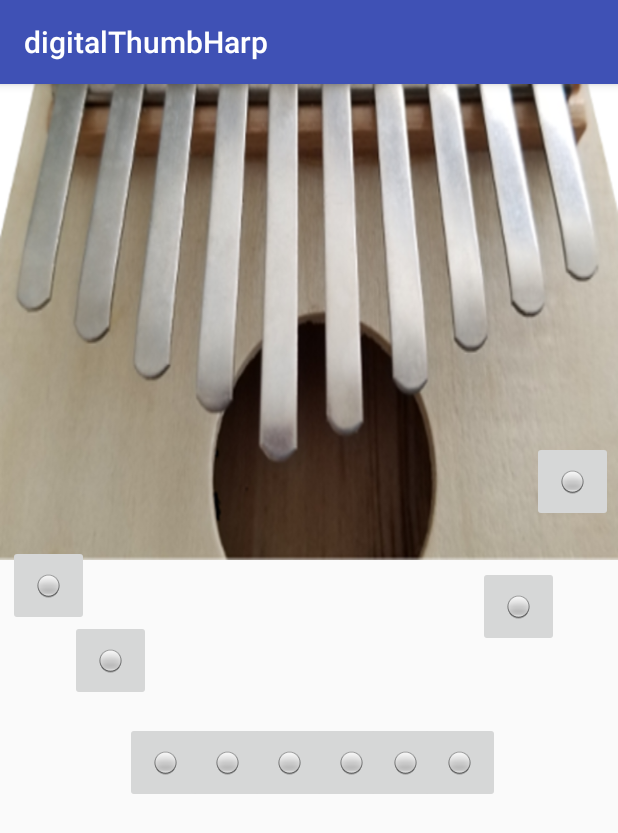
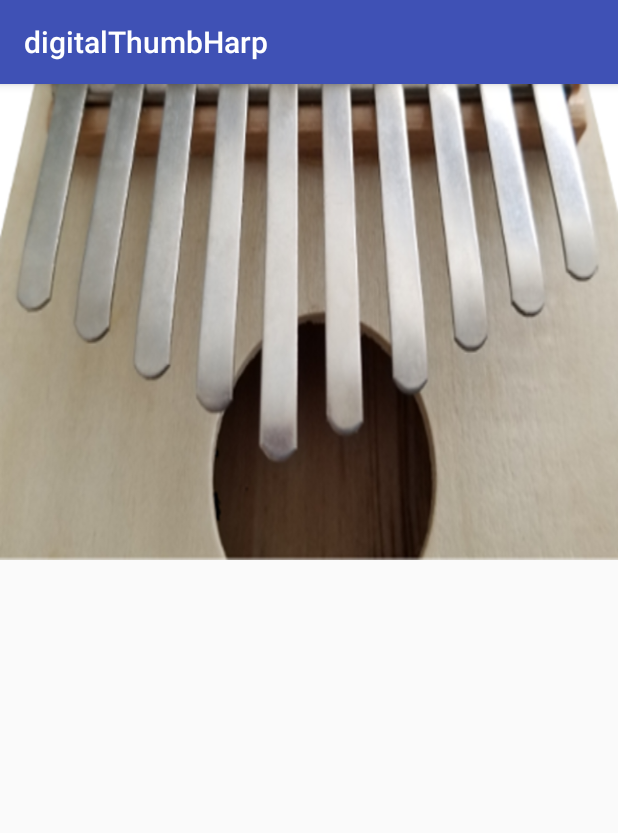
Before and after one commit to pamnesham/thumb_harp, an Android app: the screen it shows after launch (MainActivity), on a phone screen of 412 x 824 dp. Shown: the top 833 px of the screen. Run offline under Robolectric (Android 15) with nearby library versions, the light colour scheme and no system bars.

Commit message:
invisible buttons aligned

```diff
--- a/digitalThumbHarp/app/src/main/res/layout/activity_main.xml
+++ b/digitalThumbHarp/app/src/main/res/layout/activity_main.xml
@@ -27,80 +27,86 @@
         android:id="@+id/k1"
         android:layout_width="54dp"
         android:layout_height="54dp"
+        android:visibility="invisible"
         app:layout_constraintBottom_toBottomOf="parent"
-        app:layout_constraintDimensionRatio="H,W"
         app:layout_constraintHorizontal_bias="0.014"
         app:layout_constraintLeft_toLeftOf="parent"
         app:layout_constraintRight_toRightOf="parent"
         app:layout_constraintTop_toTopOf="parent"
-        app:layout_constraintVertical_bias="0.43"
+        app:layout_constraintVertical_bias="0.395"
         app:srcCompat="@android:drawable/radiobutton_off_background" />
+
 
     <ImageButton
         android:id="@+id/k2"
         android:layout_width="54dp"
         android:layout_height="54dp"
+        android:visibility="invisible"
         app:layout_constraintBottom_toBottomOf="parent"
-        app:layout_constraintHorizontal_bias="0.131"
+        app:layout_constraintHorizontal_bias="0.118"
         app:layout_constraintLeft_toLeftOf="parent"
         app:layout_constraintRight_toRightOf="parent"
         app:layout_constraintTop_toTopOf="parent"
-        app:srcCompat="@android:drawable/radiobutton_off_background"
-        tools:layout_editor_absoluteX="126dp"
-        tools:layout_editor_absoluteY="148dp" />
+        app:layout_constraintVertical_bias="0.473"
+        app:srcCompat="@android:drawable/radiobutton_off_background" />
 
     <ImageButton
         android:id="@+id/k3"
         android:layout_width="54dp"
         android:layout_height="54dp"
+        android:visibility="invisible"
         app:layout_constraintBottom_toBottomOf="parent"
-        app:layout_constraintHorizontal_bias="0.232"
+        app:layout_constraintHorizontal_bias="0.223"
         app:layout_constraintLeft_toLeftOf="parent"
         app:layout_constraintRight_toRightOf="parent"
         app:layout_constraintTop_toTopOf="parent"
-        app:layout_constraintVertical_bias="0.596"
+        app:layout_constraintVertical_bias="0.583"
         app:srcCompat="@android:drawable/radiobutton_off_background" />
 
     <ImageButton
         android:id="@+id/k4"
         android:layout_width="54dp"
         android:layout_height="54dp"
+        android:visibility="invisible"
         app:layout_constraintBottom_toBottomOf="parent"
-        app:layout_constraintHorizontal_bias="0.348"
+        app:layout_constraintHorizontal_bias="0.333"
         app:layout_constraintLeft_toLeftOf="parent"
         app:layout_constraintRight_toRightOf="parent"
         app:layout_constraintTop_toTopOf="parent"
-        app:layout_constraintVertical_bias="0.596"
+        app:layout_constraintVertical_bias="0.655"
         app:srcCompat="@android:drawable/radiobutton_off_background" />
 
     <ImageButton
         android:id="@+id/k5"
         android:layout_width="54dp"
         android:layout_height="54dp"
+        android:visibility="invisible"
         app:layout_constraintBottom_toBottomOf="parent"
-        app:layout_constraintHorizontal_bias="0.464"
+        app:layout_constraintHorizontal_bias="0.446"
         app:layout_constraintLeft_toLeftOf="parent"
         app:layout_constraintRight_toRightOf="parent"
         app:layout_constraintTop_toTopOf="parent"
-        app:layout_constraintVertical_bias="0.596"
+        app:layout_constraintVertical_bias="0.77"
         app:srcCompat="@android:drawable/radiobutton_off_background" />
 
     <ImageButton
         android:id="@+id/k6"
         android:layout_width="54dp"
         android:layout_height="54dp"
+        android:visibility="invisible"
         app:layout_constraintBottom_toBottomOf="parent"
-        app:layout_constraintHorizontal_bias="0.58"
+        app:layout_constraintHorizontal_bias="0.565"
         app:layout_constraintLeft_toLeftOf="parent"
         app:layout_constraintRight_toRightOf="parent"
         app:layout_constraintTop_toTopOf="parent"
-        app:layout_constraintVertical_bias="0.596"
+        app:layout_constraintVertical_bias="0.707"
         app:srcCompat="@android:drawable/radiobutton_off_background" />
 
     <ImageButton
         android:id="@+id/k7"
         android:layout_width="54dp"
         android:layout_height="54dp"
+        android:visibility="invisible"
         app:layout_constraintBottom_toBottomOf="parent"
         app:layout_constraintHorizontal_bias="0.68"
         app:layout_constraintLeft_toLeftOf="parent"
@@ -113,12 +119,13 @@
         android:id="@+id/k8"
         android:layout_width="54dp"
         android:layout_height="54dp"
+        android:visibility="invisible"
         app:layout_constraintBottom_toBottomOf="parent"
-        app:layout_constraintHorizontal_bias="0.78"
+        app:layout_constraintHorizontal_bias="0.79"
         app:layout_constraintLeft_toLeftOf="parent"
         app:layout_constraintRight_toRightOf="parent"
         app:layout_constraintTop_toTopOf="parent"
-        app:layout_constraintVertical_bias="0.596"
+        app:layout_constraintVertical_bias="0.51"
         app:srcCompat="@android:drawable/radiobutton_off_background" />
 
 
@@ -126,18 +133,20 @@
         android:id="@+id/k9"
         android:layout_width="54dp"
         android:layout_height="54dp"
+        android:visibility="invisible"
         app:layout_constraintBottom_toBottomOf="parent"
         app:layout_constraintHorizontal_bias="0.89"
         app:layout_constraintLeft_toLeftOf="parent"
         app:layout_constraintRight_toRightOf="parent"
         app:layout_constraintTop_toTopOf="parent"
-        app:layout_constraintVertical_bias="0.45"
+        app:layout_constraintVertical_bias="0.42"
         app:srcCompat="@android:drawable/radiobutton_off_background" />
 
     <ImageButton
         android:id="@+id/k10"
         android:layout_width="54dp"
         android:layout_height="54dp"
+        android:visibility="invisible"
         app:layout_constraintBottom_toBottomOf="parent"
         app:layout_constraintHorizontal_bias=".99"
         app:layout_constraintLeft_toLeftOf="parent"
```
